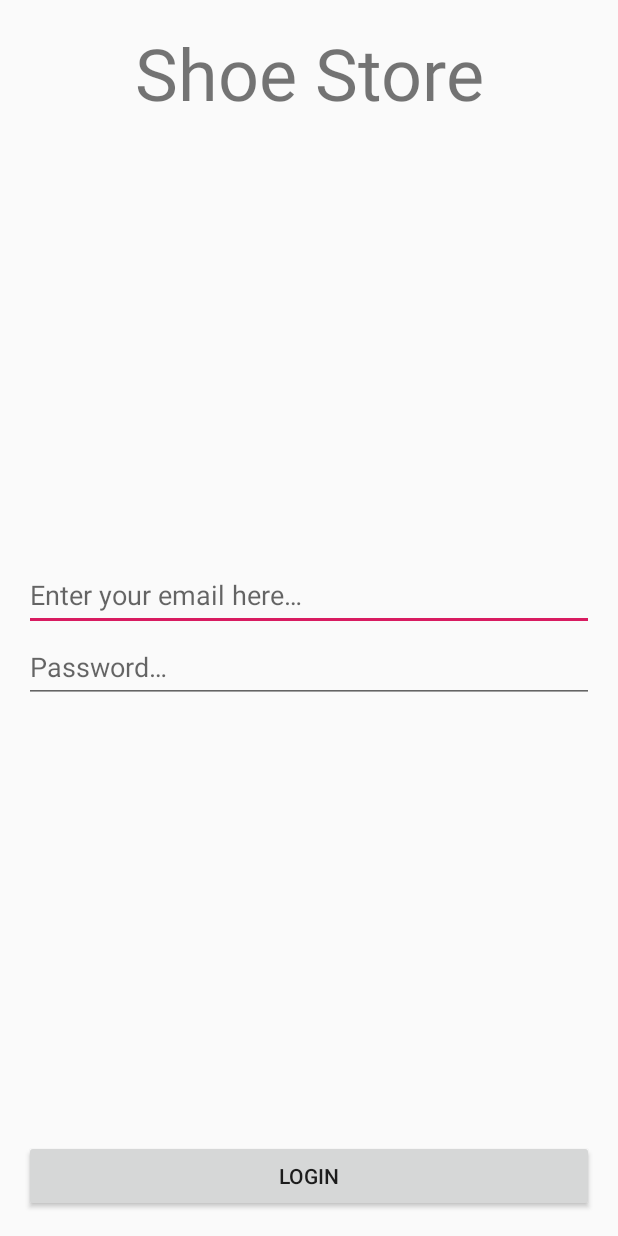
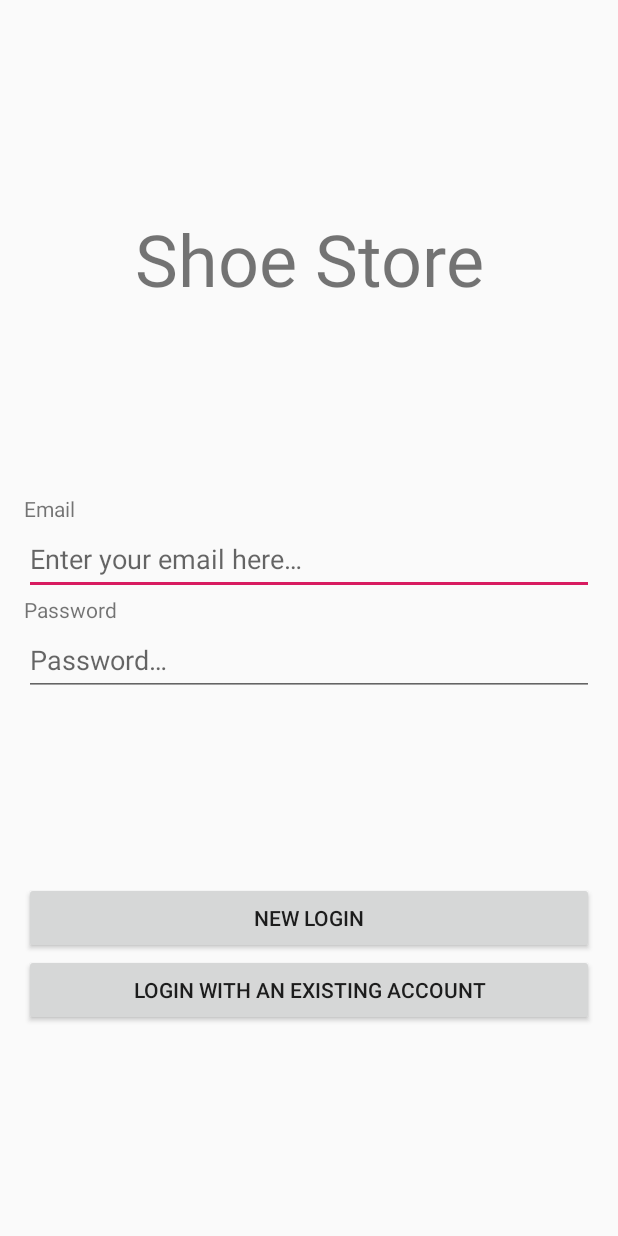
Before and after one commit to udacity/nd940-android-kotlin-course1-starter, an Android app: the screen it shows after launch (MainActivity), on a phone screen of 412 x 824 dp. Run offline under Robolectric (Android 15) with nearby library versions, the phone set to English and light mode, and no system bars; our stand-ins replace data binding.

Commit message:
add ui for welcome screen

```diff
--- a/starter/app/src/main/java/com/udacity/shoestore/LoginFragment.kt
+++ b/starter/app/src/main/java/com/udacity/shoestore/LoginFragment.kt
@@ -22,6 +22,9 @@ class LoginFragment : Fragment() {
         binding.loginButton.setOnClickListener (
             Navigation.createNavigateOnClickListener(R.id.action_loginFragment_to_onboardFragment)
         )
+        binding.newLoginButton.setOnClickListener(
+            Navigation.createNavigateOnClickListener(R.id.action_loginFragment_to_onboardFragment)
+        )
 
         return binding.root
     }
--- a/starter/app/src/main/java/com/udacity/shoestore/OnboardFragment.kt
+++ b/starter/app/src/main/java/com/udacity/shoestore/OnboardFragment.kt
@@ -7,6 +7,7 @@ import android.view.View
 import android.view.ViewGroup
 import androidx.databinding.DataBindingUtil
 import androidx.fragment.app.Fragment
+import androidx.navigation.Navigation
 import com.udacity.shoestore.databinding.FragmentOnboardBinding
 import java.lang.String
 
@@ -25,6 +26,10 @@ class OnboardFragment : Fragment() {
             greetingText.setTextColor(Color.parseColor("#bdbdbd"))
         }
 
+        binding.nextButton.setOnClickListener (
+            Navigation.createNavigateOnClickListener(R.id.action_onboardFragment_to_onboardInstructionFragment)
+        )
+
         return binding.root
     }
 }
--- a/starter/app/src/main/res/layout/fragment_login.xml
+++ b/starter/app/src/main/res/layout/fragment_login.xml
@@ -8,7 +8,10 @@
         android:id="@+id/linearLayout"
         android:layout_width="match_parent"
         android:layout_height="match_parent"
-        android:padding="@dimen/common_padding">
+        android:padding="@dimen/common_padding"
+        app:layout_constraintBottom_toBottomOf="parent"
+        app:layout_constraintTop_toTopOf="parent"
+        app:layout_constraintVertical_bias="0.5">
 
         <TextView
             android:id="@+id/app_name"
@@ -20,47 +23,72 @@
             app:layout_constraintBottom_toTopOf="@+id/text_edit_group"
             app:layout_constraintEnd_toEndOf="parent"
             app:layout_constraintStart_toStartOf="parent"
-            app:layout_constraintTop_toTopOf="parent"
-            app:layout_constraintVertical_chainStyle="spread_inside" />
+            app:layout_constraintTop_toTopOf="parent"/>
 
         <LinearLayout
             android:id="@+id/text_edit_group"
             android:layout_width="match_parent"
             android:layout_height="wrap_content"
             android:orientation="vertical"
-            app:layout_constraintBottom_toTopOf="@id/login_button"
+            app:layout_constraintBottom_toTopOf="@id/button_group"
             app:layout_constraintEnd_toEndOf="parent"
             app:layout_constraintStart_toStartOf="parent"
             app:layout_constraintTop_toBottomOf="@+id/app_name">
 
+            <TextView
+                android:id="@+id/email_label"
+                android:layout_width="wrap_content"
+                android:layout_height="wrap_content"
+                android:text="@string/login_email_label" />
             <EditText
                 android:id="@+id/email_edit"
                 android:layout_width="match_parent"
                 android:layout_height="wrap_content"
-                android:minHeight="48dp"
                 android:autofillHints=""
                 android:ems="10"
                 android:hint="@string/login_email_hint"
-                android:inputType="textEmailAddress" />
+                android:inputType="textEmailAddress"
+                android:minHeight="48dp" />
+
+            <TextView
+                android:id="@+id/textView"
+                android:layout_width="match_parent"
+                android:layout_height="wrap_content"
+                android:text="@string/login_password_label" />
 
             <EditText
                 android:id="@+id/password_edit"
                 android:layout_width="match_parent"
                 android:layout_height="wrap_content"
-                android:minHeight="48dp"
                 android:ems="10"
                 android:hint="@string/login_password_hint"
-                android:inputType="textPassword" />
+                android:inputType="textPassword"
+                android:minHeight="48dp"
+                android:autofillHints="" />
         </LinearLayout>
 
-        <Button
-            android:id="@+id/login_button"
+        <LinearLayout
+            android:id="@+id/button_group"
             android:layout_width="match_parent"
             android:layout_height="wrap_content"
-            android:text="@string/login_button"
+            android:orientation="vertical"
             app:layout_constraintBottom_toBottomOf="parent"
             app:layout_constraintEnd_toEndOf="parent"
             app:layout_constraintStart_toStartOf="parent"
-            app:layout_constraintTop_toBottomOf="@+id/text_edit_group" />
+            app:layout_constraintTop_toBottomOf="@id/text_edit_group">
+
+            <Button
+                android:id="@+id/new_login_button"
+                android:layout_width="match_parent"
+                android:layout_height="wrap_content"
+                android:text="@string/login_new_button" />
+
+            <Button
+                android:id="@+id/login_button"
+                android:layout_width="match_parent"
+                android:layout_height="wrap_content"
+                android:text="@string/login_button" />
+        </LinearLayout>
+
     </androidx.constraintlayout.widget.ConstraintLayout>
 </layout>
--- a/starter/app/src/main/res/navigation/navigation.xml
+++ b/starter/app/src/main/res/navigation/navigation.xml
@@ -18,5 +18,14 @@
         android:id="@+id/onboardFragment"
         android:name="com.udacity.shoestore.OnboardFragment"
         android:label="fragment_onboard"
-        tools:layout="@layout/fragment_onboard" />
+        tools:layout="@layout/fragment_onboard" >
+        <action
+            android:id="@+id/action_onboardFragment_to_onboardInstructionFragment"
+            app:destination="@id/onboardInstructionFragment" />
+    </fragment>
+    <fragment
+        android:id="@+id/onboardInstructionFragment"
+        android:name="com.udacity.shoestore.OnboardInstructionFragment"
+        android:label="fragment_onboard_instruction"
+        tools:layout="@layout/fragment_onboard_instruction" />
 </navigation>
--- a/starter/app/src/main/res/values/strings.xml
+++ b/starter/app/src/main/res/values/strings.xml
@@ -2,8 +2,11 @@
     <string name="app_name">ShoeStore</string>
     <string name="app_name_display">Shoe Store</string>
     <string name="hello_blank_fragment">Hello login fragment</string>
+    <string name="login_email_label">Email</string>
+    <string name="login_password_label">Password</string>
     <string name="login_email_hint">Enter your email here…</string>
     <string name="login_password_hint">Password…</string>
-    <string name="login_button">Login</string>
+    <string name="login_button">Login with an existing account</string>
+    <string name="login_new_button">New Login</string>
     <string name="onboard_greeting">Welcome, %1$s!</string>
 </resources>
```
Also changed, not shown: starter/app/src/main/java/com/udacity/shoestore/OnboardInstructionFragment.kt (+10 -1 lines), starter/app/src/main/res/layout/fragment_onboard.xml (+23 -4 lines), starter/app/src/main/res/layout/fragment_onboard_instruction.xml (+36 -8 lines).
